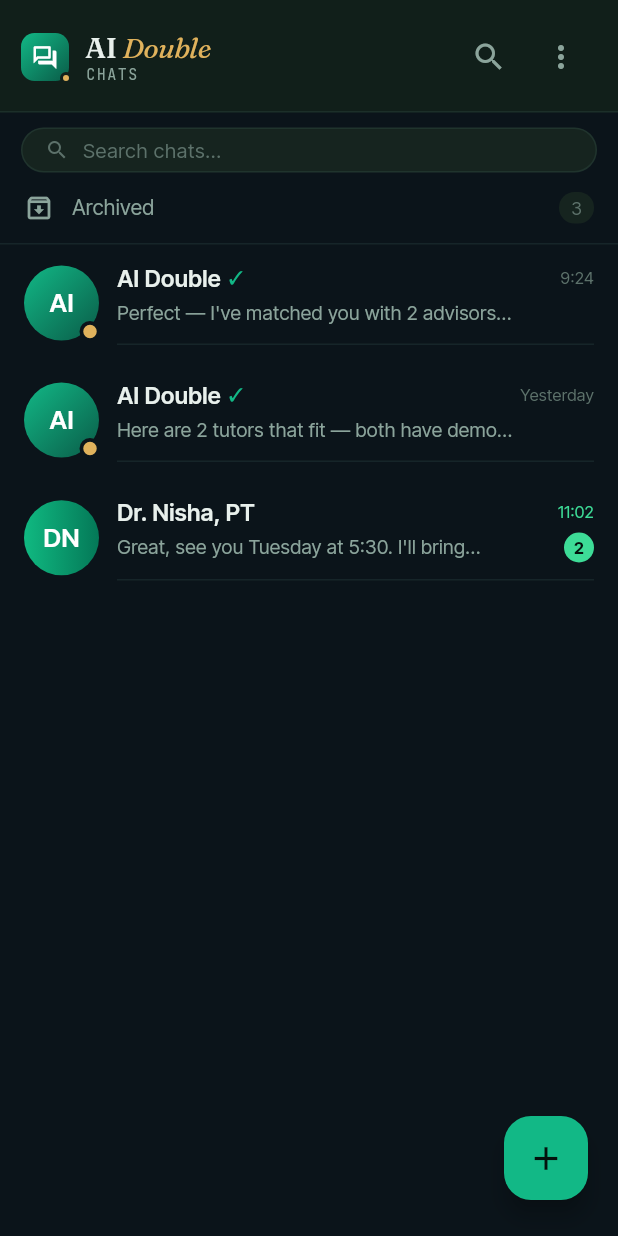
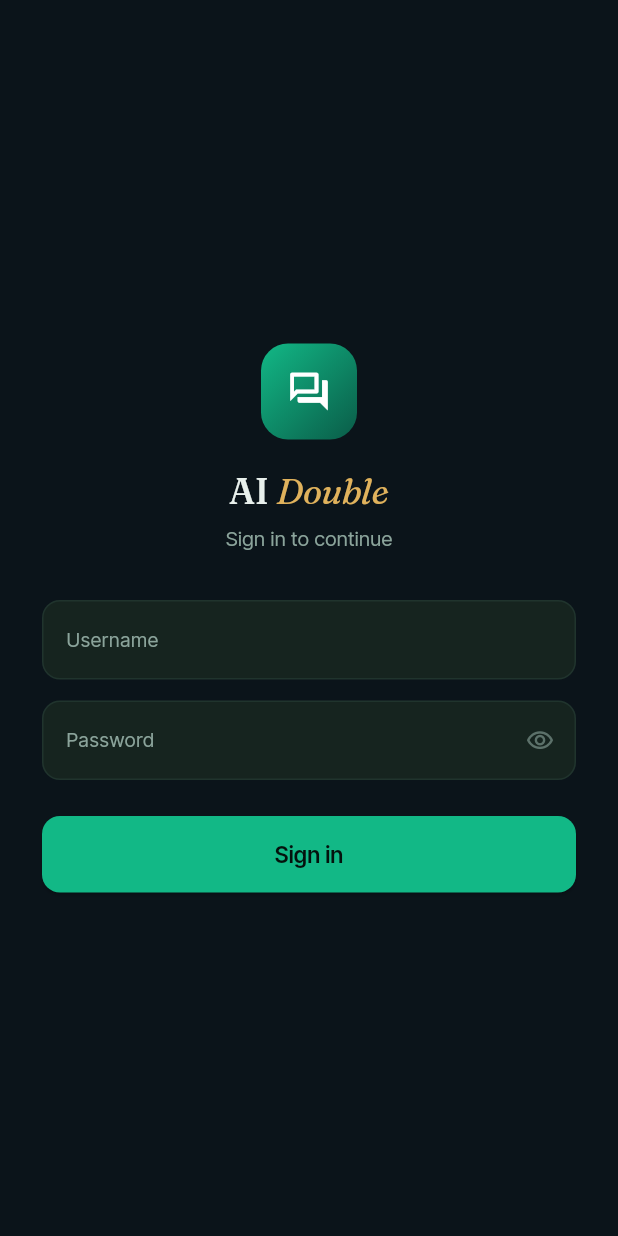
Before and after one commit to DhanarajuN/AI_DOUBLE_CUSTOMER, a Flutter app: the screen it shows after launch, on a phone screen of 412 x 824 dp. Run offline on Flutter 3.47's test engine with Material 3 defaults, Android fonts, the light colour scheme and no system bars; our stand-ins replace google_fonts, shared_preferences; accounts and stored records are empty.

Commit message:
Add splash screen, login flow, and SharedPreferences session persistence
Adds a splash screen that restores any saved session before routing to
login or the chat list, a login screen wired to the real backend
(POST /api/v1/users/login with X-Tenant header), and persists the
returned tokens/user info via SharedPreferences so sessions survive an
app restart. Also centralizes navigation into a named-route table
(lib/routes/app_routes.dart) and adds a logout action to the chat list.

````diff
--- a/lib/constants/server_urls.dart
+++ b/lib/constants/server_urls.dart
@@ -7,7 +7,13 @@
 class ServerUrls {
   ServerUrls._();
 
-  static const String baseUrl = 'https://api.example.com';
+  static const String baseUrl = 'https://$tenant.dev.gosure.ai';
+
+  // Sent as the X-Tenant header on every request.
+  static const String tenant = 'amc';
+
+  // Auth
+  static const String login = '/api/v1/users/login';
 
   // Professionals
   static const String pros = '/pros';
--- a/lib/main.dart
+++ b/lib/main.dart
@@ -2,12 +2,14 @@ import 'package:flutter/material.dart';
 import 'package:provider/provider.dart';
 import 'constants/app_constants.dart';
 import 'constants/server_urls.dart';
+import 'repositories/auth_repository.dart';
 import 'repositories/convo_repository.dart';
 import 'repositories/pro_repository.dart';
 import 'repositories/script_repository.dart';
+import 'routes/app_routes.dart';
 import 'services/api_client.dart';
+import 'services/session_storage.dart';
 import 'theme/app_theme.dart';
-import 'views/chat_list_view.dart';
 
 void main() {
   runApp(const AiDoubleApp());
@@ -23,8 +25,12 @@ class AiDoubleApp extends StatelessWidget {
         // Shared HTTP layer for future Api*Repository implementations —
         // update baseUrl once the backend is ready.
         Provider<ApiClient>(
-          create: (_) => ApiClient(baseUrl: ServerUrls.baseUrl),
+          create: (_) => ApiClient(baseUrl: ServerUrls.baseUrl, tenant: ServerUrls.tenant),
           dispose: (_, client) => client.close(),
+        ),
+        Provider<SessionStorage>(create: (_) => SessionStorage()),
+        ChangeNotifierProvider<AuthRepository>(
+          create: (ctx) => AuthRepository(ctx.read<ApiClient>(), ctx.read<SessionStorage>()),
         ),
         // Data layer — swap these for API-backed implementations later;
         // nothing above this layer needs to change.
@@ -40,7 +46,8 @@ class AiDoubleApp extends StatelessWidget {
         // Global theme/fonts (lib/theme/app_theme.dart) — change once here
         // and the whole app updates.
         theme: buildAppTheme(),
-        home: const ChatListView(),
+        initialRoute: AppRoutes.splash,
+        onGenerateRoute: AppRoutes.onGenerateRoute,
       ),
     );
   }
--- /dev/null
+++ b/lib/models/user.dart
@@ -0,0 +1,13 @@
+class User {
+  final String id;
+  final String name;
+  final String username;
+  final String roleName;
+
+  const User({
+    required this.id,
+    required this.name,
+    required this.username,
+    required this.roleName,
+  });
+}
--- /dev/null
+++ b/lib/repositories/auth_repository.dart
@@ -0,0 +1,84 @@
+import 'package:flutter/foundation.dart';
+import '../constants/server_urls.dart';
+import '../models/user.dart';
+import '../services/api_client.dart';
+import '../services/session_storage.dart';
+
+enum AuthStatus { unknown, authenticated, unauthenticated }
+
+/// Session/auth state shared across the app. Wraps [ApiClient] for the
+/// login request and [SessionStorage] to persist the result across app
+/// restarts — [SplashView] calls [restoreSession] once, before deciding
+/// whether to route to login or the chat list.
+class AuthRepository extends ChangeNotifier {
+  final ApiClient _apiClient;
+  final SessionStorage _sessionStorage;
+
+  AuthRepository(this._apiClient, this._sessionStorage);
+
+  AuthStatus _status = AuthStatus.unknown;
+  User? _currentUser;
+  bool _isLoading = false;
+  String? _errorMessage;
+
+  AuthStatus get status => _status;
+  User? get currentUser => _currentUser;
+  bool get isLoading => _isLoading;
+  String? get errorMessage => _errorMessage;
+
+  Future<void> restoreSession() async {
+    final session = await _sessionStorage.readSession();
+    if (session == null) {
+      _status = AuthStatus.unauthenticated;
+    } else {
+      _apiClient.setAccessToken(session.accessToken);
+      _currentUser = session.user;
+      _status = AuthStatus.authenticated;
+    }
+    notifyListeners();
+  }
+
+  Future<bool> login({required String username, required String password}) async {
+    _isLoading = true;
+    _errorMessage = null;
+    notifyListeners();
+    try {
+      final json = await _apiClient.post(ServerUrls.login, body: {
+        'username': username,
+        'password': password,
+      }) as Map<String, dynamic>;
+
+      final accessToken = json['accessToken'] as String;
+      final token = json['token'] as String;
+      final user = User(
+        id: json['userId'] as String,
+        name: json['Name'] as String,
+        username: json['username'] as String,
+        roleName: json['accRoleName'] as String,
+      );
+
+      await _sessionStorage.saveSession(accessToken: accessToken, token: token, user: user);
+      _apiClient.setAccessToken(accessToken);
+      _currentUser = user;
+      _status = AuthStatus.authenticated;
+      return true;
+    } on ApiException catch (e) {
+      _errorMessage = e.message;
+      return false;
+    } catch (_) {
+      _errorMessage = 'Could not reach the server. Check your connection and try again.';
+      return false;
+    } finally {
+      _isLoading = false;
+      notifyListeners();
+    }
+  }
+
+  Future<void> logout() async {
+    await _sessionStorage.clearSession();
+    _apiClient.setAccessToken(null);
+    _currentUser = null;
+    _status = AuthStatus.unauthenticated;
+    notifyListeners();
+  }
+}
--- /dev/null
+++ b/lib/routes/app_routes.dart
@@ -0,0 +1,52 @@
+import 'package:flutter/material.dart';
+import '../views/archived_view.dart';
+import '../views/chat_list_view.dart';
+import '../views/chat_thread_view.dart';
+import '../views/login_view.dart';
+import '../views/profile_view.dart';
+import '../views/splash_view.dart';
+
+/// Central named-route table for the whole app. Every screen push goes
+/// through [onGenerateRoute] — via Navigator.pushNamed and friends — so
+/// route names and their required arguments live in one place instead of
+/// each call site constructing its own MaterialPageRoute.
+class AppRoutes {
+  AppRoutes._();
+
+  static const String splash = '/';
+  static const String login = '/login';
+  static const String chatList = '/chats';
+  static const String archived = '/chats/archived';
+
+  /// Pass the conversation id as `arguments`.
+  static const String chatThread = '/chats/thread';
+
+  /// Pass the professional id as `arguments`.
+  static const String profile = '/pro';
+
+  static Route<dynamic> onGenerateRoute(RouteSettings settings) {
+    switch (settings.name) {
+      case splash:
+        return MaterialPageRoute(builder: (_) => const SplashView(), settings: settings);
+      case login:
+        return MaterialPageRoute(builder: (_) => const LoginView(), settings: settings);
+      case chatList:
+        return MaterialPageRoute(builder: (_) => const ChatListView(), settings: settings);
+      case archived:
+        return MaterialPageRoute(builder: (_) => const ArchivedView(), settings: settings);
+      case chatThread:
+        final convoId = settings.arguments as String;
+        return MaterialPageRoute(builder: (_) => ChatThreadView(convoId: convoId), settings: settings);
+      case profile:
+        final proId = settings.arguments as String;
+        return MaterialPageRoute(builder: (_) => ProfileView(proId: proId), settings: settings);
+      default:
+        return MaterialPageRoute(
+          builder: (_) => Scaffold(
+            body: Center(child: Text('No route defined for "${settings.name}"')),
+          ),
+          settings: settings,
+        );
+    }
+  }
+}
--- a/lib/services/api_client.dart
+++ b/lib/services/api_client.dart
@@ -34,10 +34,11 @@ class ApiException implements Exception {
 /// ```
 class ApiClient {
   final String baseUrl;
+  final String? tenant;
   final http.Client _client;
   String? _accessToken;
 
-  ApiClient({required this.baseUrl, http.Client? client}) : _client = client ?? http.Client();
+  ApiClient({required this.baseUrl, this.tenant, http.Client? client}) : _client = client ?? http.Client();
 
   /// Call after login (or on app start, once a saved token is restored) so
   /// every subsequent request is authenticated. Pass null to log out.
@@ -70,6 +71,7 @@ class ApiClient {
   Map<String, String> _headers() => {
         'Content-Type': 'application/json',
         'Accept': 'application/json',
+        if (tenant != null) 'X-Tenant': tenant!,
         if (_accessToken != null) 'Authorization': 'Bearer $_accessToken',
       };
 
@@ -77,7 +79,17 @@ class ApiClient {
     final status = response.statusCode;
     final body = response.body.isEmpty ? null : jsonDecode(response.body);
     if (status < 200 || status >= 300) {
-      final message = (body is Map && body['message'] is String) ? body['message'] as String : (response.reasonPhrase ?? 'Request failed');
+      String? stringField(String key) => body is Map && body[key] is String ? body[key] as String : null;
+      final serverMessage = stringField('msg') ?? stringField('message');
+      final reason = response.reasonPhrase;
+      // reasonPhrase is often an empty string (not null) on HTTP/2 responses,
+      // which have no reason phrase — so a plain `??` fallback misses it and
+      // leaves the error with no visible text.
+      final message = (serverMessage != null && serverMessage.isNotEmpty)
+          ? serverMessage
+          : (reason != null && reason.isNotEmpty)
+              ? reason
+              : 'Request failed with status $status';
       throw ApiException(status, message);
     }
     return body;
--- /dev/null
+++ b/lib/services/session_storage.dart
@@ -0,0 +1,60 @@
+import 'package:shared_preferences/shared_preferences.dart';
+import '../models/user.dart';
+
+class AuthSession {
+  final String accessToken;
+  final String token;
+  final User user;
+  const AuthSession({required this.accessToken, required this.token, required this.user});
+}
+
+/// Persists the logged-in session across app restarts, so
+/// [AuthRepository.restoreSession] can skip the login screen when one
+/// exists. Backed by SharedPreferences — fine for tokens + a small user
+/// blob; swap for flutter_secure_storage if the tokens need encryption.
+class SessionStorage {
+  static const _accessTokenKey = 'auth_access_token';
+  static const _tokenKey = 'auth_token';
+  static const _userIdKey = 'auth_user_id';
+  static const _nameKey = 'auth_name';
+  static const _usernameKey = 'auth_username';
+  static const _roleNameKey = 'auth_role_name';
+
+  Future<AuthSession?> readSession() async {
+    final prefs = await SharedPreferences.getInstance();
+    final accessToken = prefs.getString(_accessTokenKey);
+    final token = prefs.getString(_tokenKey);
+    final userId = prefs.getString(_userIdKey);
+    final name = prefs.getString(_nameKey);
+    final username = prefs.getString(_usernameKey);
+    final roleName = prefs.getString(_roleNameKey);
+    if (accessToken == null || token == null || userId == null || name == null || username == null || roleName == null) {
+      return null;
+    }
+    return AuthSession(
+      accessToken: accessToken,
+      token: token,
+      user: User(id: userId, name: name, username: username, roleName: roleName),
+    );
+  }
+
+  Future<void> saveSession({required String accessToken, required String token, required User user}) async {
+    final prefs = await SharedPreferences.getInstance();
+    await prefs.setString(_accessTokenKey, accessToken);
+    await prefs.setString(_tokenKey, token);
+    await prefs.setString(_userIdKey, user.id);
+    await prefs.setString(_nameKey, user.name);
+    await prefs.setString(_usernameKey, user.username);
+    await prefs.setString(_roleNameKey, user.roleName);
+  }
+
+  Future<void> clearSession() async {
+    final prefs = await SharedPreferences.getInstance();
+    await prefs.remove(_accessTokenKey);
+    await prefs.remove(_tokenKey);
+    await prefs.remove(_userIdKey);
+    await prefs.remove(_nameKey);
+    await prefs.remove(_usernameKey);
+    await prefs.remove(_roleNameKey);
+  }
+}
--- /dev/null
+++ b/lib/viewmodels/login_view_model.dart
@@ -0,0 +1,34 @@
+import 'package:flutter/foundation.dart';
+import '../repositories/auth_repository.dart';
+
+/// Backs [LoginView]. Forwards the actual login call to [AuthRepository]
+/// and adds the one piece of state that's purely this screen's concern:
+/// whether the password field is currently obscured.
+class LoginViewModel extends ChangeNotifier {
+  final AuthRepository _authRepository;
+
+  LoginViewModel(this._authRepository) {
+    _authRepository.addListener(notifyListeners);
+  }
+
+  bool _obscurePassword = true;
+  bool get obscurePassword => _obscurePassword;
+
+  void toggleObscurePassword() {
+    _obscurePassword = !_obscurePassword;
+    notifyListeners();
+  }
+
+  bool get isLoading => _authRepository.isLoading;
+  String? get errorMessage => _authRepository.errorMessage;
+
+  Future<bool> login({required String username, required String password}) {
+    return _authRepository.login(username: username, password: password);
+  }
+
+  @override
+  void dispose() {
+    _authRepository.removeListener(notifyListeners);
+    super.dispose();
+  }
+}
--- a/lib/views/archived_view.dart
+++ b/lib/views/archived_view.dart
@@ -2,10 +2,10 @@ import 'package:flutter/material.dart';
 import 'package:provider/provider.dart';
 import '../repositories/convo_repository.dart';
 import '../repositories/pro_repository.dart';
+import '../routes/app_routes.dart';
 import '../theme/app_theme.dart';
 import '../viewmodels/archived_view_model.dart';
 import '../widgets/chat_row.dart';
-import 'chat_thread_view.dart';
 
 class ArchivedView extends StatelessWidget {
   const ArchivedView({super.key});
@@ -64,9 +64,7 @@ class _ArchivedBody extends StatelessWidget {
                       pro: vm.proFor(c),
                       onTap: () {
                         vm.openConvo(c.id);
-                        Navigator.of(context).push(
-                          MaterialPageRoute(builder: (_) => ChatThreadView(convoId: c.id)),
-                        );
+                        Navigator.of(context).pushNamed(AppRoutes.chatThread, arguments: c.id);
                       },
                       onUnarchive: () {
                         vm.unarchive(c.id);
--- a/lib/views/chat_thread_view.dart
+++ b/lib/views/chat_thread_view.dart
@@ -3,11 +3,11 @@ import 'package:provider/provider.dart';
 import '../models/chat_message.dart';
 import '../repositories/convo_repository.dart';
 import '../repositories/pro_repository.dart';
+import '../routes/app_routes.dart';
 import '../theme/app_theme.dart';
 import '../viewmodels/chat_thread_view_model.dart';
 import '../widgets/message_bubble.dart';
 import '../widgets/new_request_sheet.dart';
-import 'profile_view.dart';
 
 class ChatThreadView extends StatelessWidget {
   final String convoId;
@@ -171,9 +171,7 @@ class _ChatThreadBodyState extends State<_ChatThreadBody> {
                           message: m,
                           pros: context.read<ProRepository>().getAll(),
                           onTapPro: (id) {
-                            Navigator.of(context).push(
-                              MaterialPageRoute(builder: (_) => ProfileView(proId: id)),
-                            );
+                            Navigator.of(context).pushNamed(AppRoutes.profile, arguments: id);
                           },
                         );
                       case MessageKind.text:
--- /dev/null
+++ b/lib/views/login_view.dart
@@ -0,0 +1,198 @@
+import 'package:flutter/material.dart';
+import 'package:provider/provider.dart';
+import '../repositories/auth_repository.dart';
+import '../routes/app_routes.dart';
+import '../theme/app_theme.dart';
+import '../viewmodels/login_view_model.dart';
+
+class LoginView extends StatelessWidget {
+  const LoginView({super.key});
+
+  @override
+  Widget build(BuildContext context) {
+    return ChangeNotifierProvider(
+      create: (ctx) => LoginViewModel(ctx.read<AuthRepository>()),
+      child: const _LoginBody(),
+    );
+  }
+}
+
+class _LoginBody extends StatefulWidget {
+  const _LoginBody();
+
+  @override
+  State<_LoginBody> createState() => _LoginBodyState();
+}
+
+class _LoginBodyState extends State<_LoginBody> {
+  static final _emailRegex = RegExp(r'^[^@\s]+@[^@\s]+\.[^@\s]+$');
+
+  final _formKey = GlobalKey<FormState>();
+  final _usernameCtrl = TextEditingController();
+  final _passwordCtrl = TextEditingController();
+
+  @override
+  void dispose() {
+    _usernameCtrl.dispose();
+    _passwordCtrl.dispose();
+    super.dispose();
+  }
+
+  Future<void> _submit(LoginViewModel vm) async {
+    FocusScope.of(context).unfocus();
+    if (!_formKey.currentState!.validate()) return;
+    final success = await vm.login(username: _usernameCtrl.text.trim(), password: _passwordCtrl.text);
+    if (success && mounted) {
+      Navigator.of(context).pushReplacementNamed(AppRoutes.chatList);
+    }
+  }
+
+  @override
+  Widget build(BuildContext context) {
+    final vm = context.watch<LoginViewModel>();
+
+    return Scaffold(
+      backgroundColor: AppColors.app,
+      body: SafeArea(
+        child: Center(
+          child: SingleChildScrollView(
+            padding: const EdgeInsets.symmetric(horizontal: 28),
+            child: Form(
+              key: _formKey,
+              child: Column(
+                mainAxisSize: MainAxisSize.min,
+                crossAxisAlignment: CrossAxisAlignment.stretch,
+                children: [
+                  Center(
+                    child: Container(
+                      width: 64,
+                      height: 64,
+                      alignment: Alignment.center,
+                      decoration: BoxDecoration(
+                        gradient: AppColors.tealGradient,
+                        borderRadius: BorderRadius.circular(18),
+                      ),
+                      child: const Icon(Icons.forum_outlined, color: Colors.white, size: 30),
+                    ),
+                  ),
+                  const SizedBox(height: 20),
+                  Center(
+                    child: RichText(
+                      text: TextSpan(
+                        style: AppFonts.display(size: 24),
+                        children: [
+                          const TextSpan(text: 'AI '),
+                          TextSpan(
+                            text: 'Double',
+                            style: AppFonts.display(size: 24, weight: FontWeight.w400, color: AppColors.gold)
+                                .copyWith(fontStyle: FontStyle.italic),
+                          ),
+                        ],
+                      ),
+                    ),
+                  ),
+                  const SizedBox(height: 6),
+                  Center(
+                    child: Text('Sign in to continue', style: AppFonts.body(size: 13.5, color: AppColors.dim)),
+                  ),
+                  const SizedBox(height: 32),
+                  if (vm.errorMessage != null) ...[
+                    Container(
+                      padding: const EdgeInsets.all(12),
+                      decoration: BoxDecoration(
+                        color: AppColors.goldDim,
+                        border: Border.all(color: AppColors.gold.withOpacity(0.3)),
+                        borderRadius: BorderRadius.circular(10),
+                      ),
+                      child: Text(vm.errorMessage!, style: AppFonts.body(size: 12.5, color: AppColors.gold)),
+                    ),
+                    const SizedBox(height: 16),
+                  ],
+                  _buildField(
+                    controller: _usernameCtrl,
+                    label: 'Username',
+                    keyboardType: TextInputType.text,
+                    validator: (v) {
+                      final value = v?.trim() ?? '';
+                      if (value.isEmpty) return 'Enter your username';
+                      if (!_emailRegex.hasMatch(value)) return 'Enter a valid email';
+                      return null;
+                    },
+                  ),
+                  const SizedBox(height: 14),
+                  _buildField(
+                    controller: _passwordCtrl,
+                    label: 'Password',
+                    obscureText: vm.obscurePassword,
+                    suffixIcon: IconButton(
+                      icon: Icon(
+                        vm.obscurePassword ? Icons.visibility_outlined : Icons.visibility_off_outlined,
+                        color: AppColors.faint,
+                        size: 19,
+                      ),
+                      onPressed: vm.toggleObscurePassword,
+                    ),
+                    validator: (v) {
+                      if (v == null || v.isEmpty) return 'Enter your password';
+                      if (v.length < 6) return 'Must be at least 6 characters';
+                      return null;
+                    },
+                  ),
+                  const SizedBox(height: 24),
+                  ElevatedButton(
+                    style: ElevatedButton.styleFrom(
+                      backgroundColor: AppColors.teal,
+                      foregroundColor: const Color(0xFF04120D),
+                      padding: const EdgeInsets.symmetric(vertical: 15),
+                      shape: RoundedRectangleBorder(borderRadius: BorderRadius.circular(12)),
+                    ),
+                    onPressed: vm.isLoading ? null : () => _submit(vm),
+                    child: vm.isLoading
+                        ? const SizedBox(
+                            width: 20,
+                            height: 20,
+                            child: CircularProgressIndicator(strokeWidth: 2.2, color: Color(0xFF04120D)),
+                          )
+                        : const Text('Sign in', style: TextStyle(fontWeight: FontWeight.w600, fontSize: 15)),
+                  ),
+                ],
+              ),
+            ),
+          ),
+        ),
+      ),
+    );
+  }
+
+  Widget _buildField({
+    required TextEditingController controller,
+    required String label,
+    bool obscureText = false,
+    TextInputType? keyboardType,
+    Widget? suffixIcon,
+    String? Function(String?)? validator,
+  }) {
+    final border = OutlineInputBorder(
+      borderRadius: BorderRadius.circular(12),
+      borderSide: const BorderSide(color: AppColors.line),
+    );
+    return TextFormField(
+      controller: controller,
+      obscureText: obscureText,
+      keyboardType: keyboardType,
+      style: AppFonts.body(size: 14),
+      validator: validator,
+      decoration: InputDecoration(
+        labelText: label,
+        labelStyle: AppFonts.body(size: 13, color: AppColors.dim),
+        filled: true,
+        fillColor: AppColors.panel2,
+        suffixIcon: suffixIcon,
+        border: border,
+        enabledBorder: border,
+        focusedBorder: border.copyWith(borderSide: const BorderSide(color: AppColors.teal)),
+        errorBorder: border.copyWith(borderSide: const BorderSide(color: Colors.redAccent)),
+      ),
+    );
+  }
+}
--- a/lib/views/profile_view.dart
+++ b/lib/views/profile_view.dart
@@ -3,10 +3,10 @@ import 'package:provider/provider.dart';
 import '../models/pro.dart';
 import '../repositories/convo_repository.dart';
 import '../repositories/pro_repository.dart';
+import '../routes/app_routes.dart';
 import '../theme/app_theme.dart';
 import '../viewmodels/profile_view_model.dart';
 import '../widgets/booking_sheet.dart';
-import 'chat_thread_view.dart';
 
 class ProfileView extends StatelessWidget {
   final String proId;
@@ -37,7 +37,7 @@ class _ProfileBodyState extends State<_ProfileBody> {
 
   void _openThread(BuildContext context, ProfileViewModel vm) {
     final convoId = vm.chatWithPro();
-    Navigator.of(context).push(MaterialPageRoute(builder: (_) => ChatThreadView(convoId: convoId)));
+    Navigator.of(context).pushNamed(AppRoutes.chatThread, arguments: convoId);
   }
 
   @override
--- a/pubspec.yaml
+++ b/pubspec.yaml
@@ -12,6 +12,7 @@ dependencies:
   provider: ^6.1.2
   google_fonts: ^6.2.1
   http: ^1.2.2
+  shared_preferences: ^2.3.3
 
 dev_dependencies:
   flutter_test:
````
Also changed, not shown: lib/views/chat_list_view.dart (+48 -11 lines), lib/views/splash_view.dart (added, +78 -0 lines), pubspec.lock, 3 other files.
